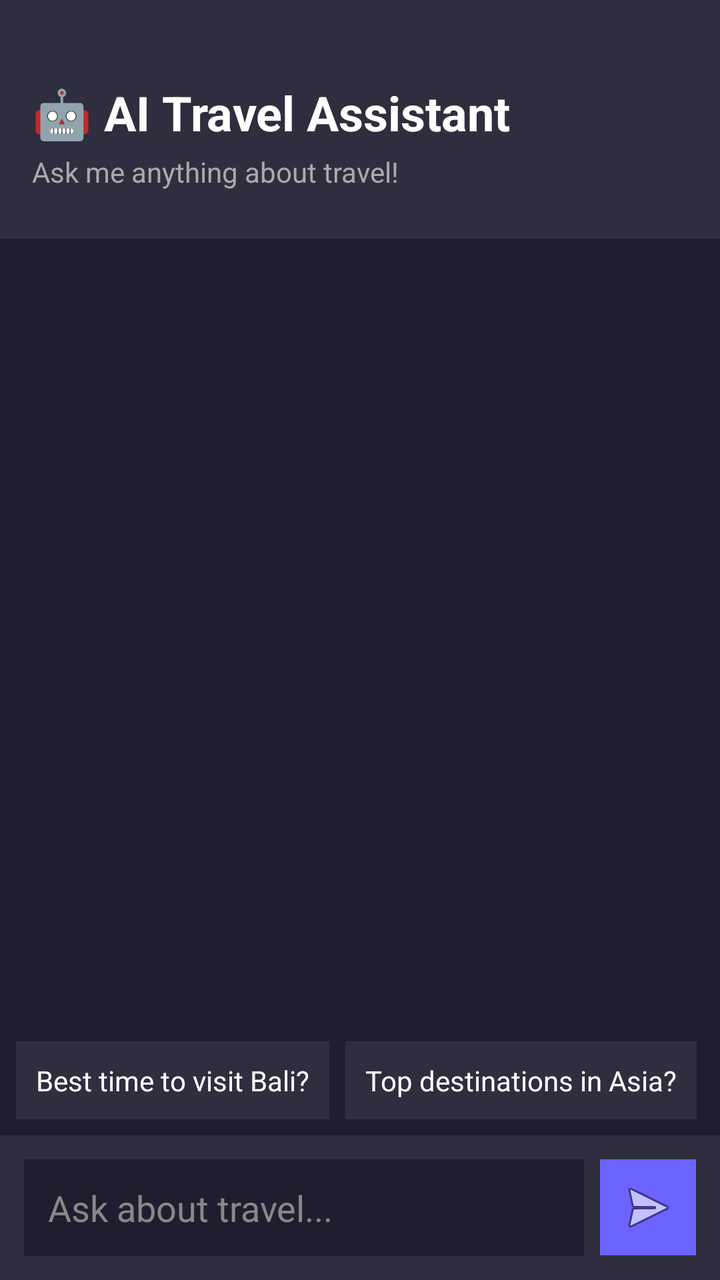
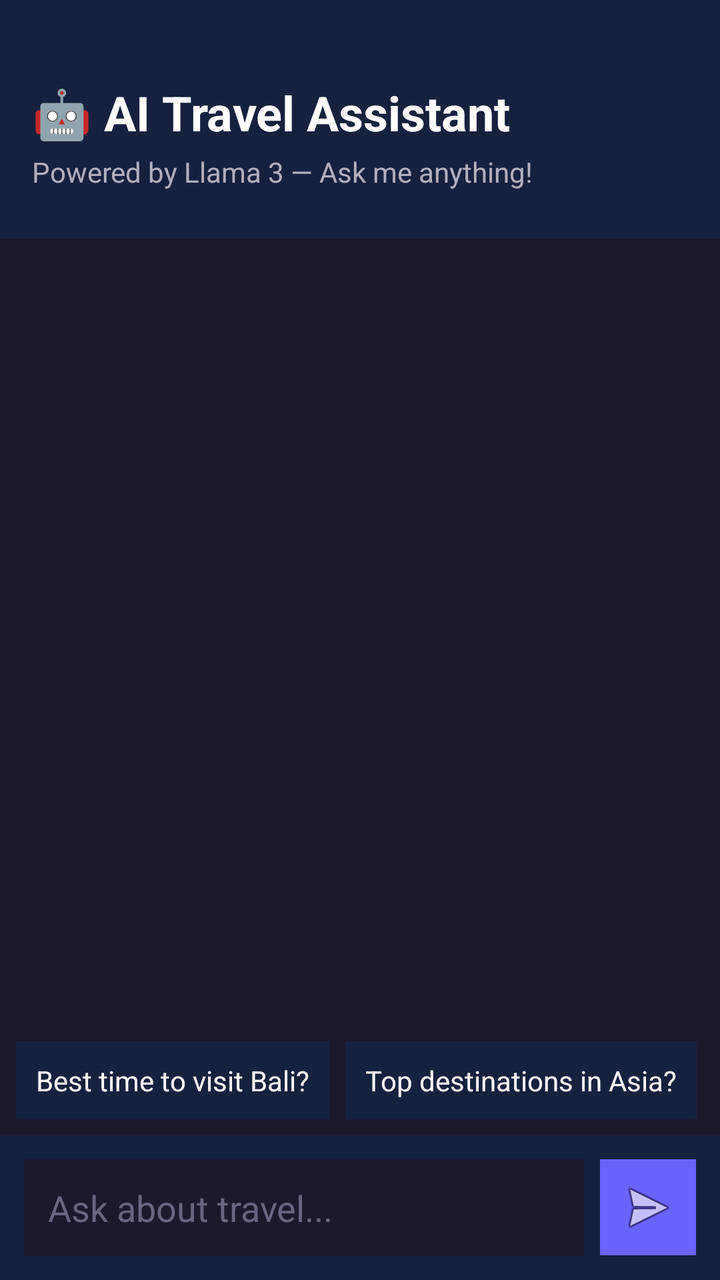

Compare the two renders of this Android layout. The source of the first and the diff that turns it into the second are given below.
<!-- AndroidManifest.xml: application theme Theme.TravelGuideApp -->
<!-- res/layout/fragment_assistant.xml -->
<?xml version="1.0" encoding="utf-8"?>
<LinearLayout xmlns:android="http://schemas.android.com/apk/res/android"
    android:layout_width="match_parent"
    android:layout_height="match_parent"
    android:background="#1E1E2E"
    android:orientation="vertical">

    
    <LinearLayout
        android:layout_width="match_parent"
        android:layout_height="wrap_content"
        android:orientation="vertical"
        android:padding="16dp"
        android:background="#2E2E3E">

        <TextView
            android:layout_width="wrap_content"
            android:layout_height="wrap_content"
            android:text="🤖 AI Travel Assistant"
            android:textColor="#FFFFFF"
            android:textSize="24sp"
            android:textStyle="bold"
            android:layout_marginTop="24dp" />

        <TextView
            android:layout_width="wrap_content"
            android:layout_height="wrap_content"
            android:text="Ask me anything about travel!"
            android:textColor="#AAAAAA"
            android:textSize="14sp"
            android:layout_marginTop="4dp"
            android:layout_marginBottom="8dp" />

    </LinearLayout>

    
    <androidx.recyclerview.widget.RecyclerView
        android:id="@+id/rvMessages"
        android:layout_width="match_parent"
        android:layout_height="0dp"
        android:layout_weight="1"
        android:padding="16dp"
        android:clipToPadding="false" />

    
    <HorizontalScrollView
        android:id="@+id/suggestionsScroll"
        android:layout_width="match_parent"
        android:layout_height="wrap_content"
        android:scrollbars="none"
        android:padding="8dp">

        <LinearLayout
            android:layout_width="wrap_content"
            android:layout_height="wrap_content"
            android:orientation="horizontal">

            <TextView
                android:id="@+id/suggestion1"
                android:layout_width="wrap_content"
                android:layout_height="wrap_content"
                android:text="Best time to visit Bali?"
                android:textColor="#FFFFFF"
                android:background="#2E2E3E"
                android:padding="10dp"
                android:layout_marginEnd="8dp" />

            <TextView
                android:id="@+id/suggestion2"
                android:layout_width="wrap_content"
                android:layout_height="wrap_content"
                android:text="Top destinations in Asia?"
                android:textColor="#FFFFFF"
                android:background="#2E2E3E"
                android:padding="10dp"
                android:layout_marginEnd="8dp" />

            <TextView
                android:id="@+id/suggestion3"
                android:layout_width="wrap_content"
                android:layout_height="wrap_content"
                android:text="Budget travel tips?"
                android:textColor="#FFFFFF"
                android:background="#2E2E3E"
                android:padding="10dp"
                android:layout_marginEnd="8dp" />

            <TextView
                android:id="@+id/suggestion4"
                android:layout_width="wrap_content"
                android:layout_height="wrap_content"
                android:text="What to pack for Europe?"
                android:textColor="#FFFFFF"
                android:background="#2E2E3E"
                android:padding="10dp"
                android:layout_marginEnd="8dp" />

        </LinearLayout>

    </HorizontalScrollView>

    
    <LinearLayout
        android:layout_width="match_parent"
        android:layout_height="wrap_content"
        android:orientation="horizontal"
        android:padding="12dp"
        android:background="#2E2E3E">

        <EditText
            android:id="@+id/etMessage"
            android:layout_width="0dp"
            android:layout_height="wrap_content"
            android:layout_weight="1"
            android:background="#1E1E2E"
            android:hint="Ask about travel..."
            android:textColorHint="#888888"
            android:textColor="#FFFFFF"
            android:padding="12dp"
            android:inputType="textMultiLine"
            android:maxLines="3" />

        <ImageButton
            android:id="@+id/btnSend"
            android:layout_width="48dp"
            android:layout_height="48dp"
            android:background="#6C63FF"
            android:src="@android:drawable/ic_menu_send"
            android:layout_marginStart="8dp"
            android:contentDescription="Send"
            android:padding="12dp" />

    </LinearLayout>

</LinearLayout>
<!-- resources referenced by this layout -->
<resources>
  <style name="Theme.TravelGuideApp" parent="Base.Theme.TravelGuideApp" />
  <style name="Base.Theme.TravelGuideApp" parent="Theme.Material3.DayNight.NoActionBar">
          
          
      </style>
</resources>

<!-- the commit's change to res/layout/fragment_assistant.xml (unified diff, before → after) -->
@@ -2,7 +2,7 @@
 <LinearLayout xmlns:android="http://schemas.android.com/apk/res/android"
     android:layout_width="match_parent"
     android:layout_height="match_parent"
-    android:background="#1E1E2E"
+    android:background="@color/background_dark"
     android:orientation="vertical">
 
     
@@ -11,13 +11,13 @@
         android:layout_height="wrap_content"
         android:orientation="vertical"
         android:padding="16dp"
-        android:background="#2E2E3E">
+        android:background="@color/background_card">
 
         <TextView
             android:layout_width="wrap_content"
             android:layout_height="wrap_content"
             android:text="🤖 AI Travel Assistant"
-            android:textColor="#FFFFFF"
+            android:textColor="@color/text_primary"
             android:textSize="24sp"
             android:textStyle="bold"
             android:layout_marginTop="24dp" />
@@ -25,8 +25,8 @@
         <TextView
             android:layout_width="wrap_content"
             android:layout_height="wrap_content"
-            android:text="Ask me anything about travel!"
-            android:textColor="#AAAAAA"
+            android:text="Powered by Llama 3 — Ask me anything!"
+            android:textColor="@color/text_secondary"
             android:textSize="14sp"
             android:layout_marginTop="4dp"
             android:layout_marginBottom="8dp" />
@@ -48,7 +48,8 @@
         android:layout_width="match_parent"
         android:layout_height="wrap_content"
         android:scrollbars="none"
-        android:padding="8dp">
+        android:padding="8dp"
+        android:background="@color/background_dark">
 
         <LinearLayout
             android:layout_width="wrap_content"
@@ -60,8 +61,8 @@
                 android:layout_width="wrap_content"
                 android:layout_height="wrap_content"
                 android:text="Best time to visit Bali?"
-                android:textColor="#FFFFFF"
-                android:background="#2E2E3E"
+                android:textColor="@color/text_primary"
+                android:background="@color/background_card"
                 android:padding="10dp"
                 android:layout_marginEnd="8dp" />
 
@@ -70,8 +71,8 @@
                 android:layout_width="wrap_content"
                 android:layout_height="wrap_content"
                 android:text="Top destinations in Asia?"
-                android:textColor="#FFFFFF"
-                android:background="#2E2E3E"
+                android:textColor="@color/text_primary"
+                android:background="@color/background_card"
                 android:padding="10dp"
                 android:layout_marginEnd="8dp" />
 
@@ -80,8 +81,8 @@
                 android:layout_width="wrap_content"
                 android:layout_height="wrap_content"
                 android:text="Budget travel tips?"
-                android:textColor="#FFFFFF"
-                android:background="#2E2E3E"
+                android:textColor="@color/text_primary"
+                android:background="@color/background_card"
                 android:padding="10dp"
                 android:layout_marginEnd="8dp" />
 
@@ -90,8 +91,8 @@
                 android:layout_width="wrap_content"
                 android:layout_height="wrap_content"
                 android:text="What to pack for Europe?"
-                android:textColor="#FFFFFF"
-                android:background="#2E2E3E"
+                android:textColor="@color/text_primary"
+                android:background="@color/background_card"
                 android:padding="10dp"
                 android:layout_marginEnd="8dp" />
 
@@ -105,17 +106,18 @@
         android:layout_height="wrap_content"
         android:orientation="horizontal"
         android:padding="12dp"
-        android:background="#2E2E3E">
+        android:background="@color/background_card"
+        android:gravity="center_vertical">
 
         <EditText
             android:id="@+id/etMessage"
             android:layout_width="0dp"
             android:layout_height="wrap_content"
             android:layout_weight="1"
-            android:background="#1E1E2E"
+            android:background="@color/background_dark"
             android:hint="Ask about travel..."
-            android:textColorHint="#888888"
-            android:textColor="#FFFFFF"
+            android:textColorHint="@color/text_hint"
+            android:textColor="@color/text_primary"
             android:padding="12dp"
             android:inputType="textMultiLine"
             android:maxLines="3" />
@@ -124,7 +126,7 @@
             android:id="@+id/btnSend"
             android:layout_width="48dp"
             android:layout_height="48dp"
-            android:background="#6C63FF"
+            android:background="@color/primary"
             android:src="@android:drawable/ic_menu_send"
             android:layout_marginStart="8dp"
             android:contentDescription="Send"
<!-- resource entries referenced after the edit -->
@@ -1,9 +1,39 @@
 <!-- resources referenced by this layout -->
 <resources>
-  <style name="Theme.TravelGuideApp" parent="Base.Theme.TravelGuideApp" />
-  <style name="Base.Theme.TravelGuideApp" parent="Theme.Material3.DayNight.NoActionBar">
+  <color name="background_card">#16213E</color>
+  <color name="background_dark">#1A1A2E</color>
+  <color name="primary">#6C63FF</color>
+  <color name="text_hint">#666680</color>
+  <color name="text_primary">#FFFFFF</color>
+  <color name="text_secondary">#B0B0C0</color>
+  <style name="Theme.TravelGuideApp" parent="Theme.MaterialComponents.DayNight.NoActionBar">
+          <item name="colorPrimary">@color/primary</item>
+          <item name="colorPrimaryVariant">@color/primary_dark</item>
+          <item name="colorOnPrimary">@color/text_primary</item>
+          <item name="colorSecondary">@color/accent_gold</item>
+          <item name="colorOnSecondary">@color/background_dark</item>
+          <item name="android:windowBackground">@color/background_dark</item>
+          <item name="android:statusBarColor">@color/background_dark</item>
+          <item name="android:navigationBarColor">@color/bottom_nav_background</item>
+  
           
+          <item name="materialCardViewStyle">@style/CardStyle</item>
+  
           
+          <item name="materialButtonStyle">@style/ButtonStyle</item>
+      </style>
+  <color name="primary_dark">#4B44CC</color>
+  <color name="accent_gold">#FFD700</color>
+  <color name="bottom_nav_background">#16213E</color>
+  <style name="CardStyle" parent="Widget.MaterialComponents.CardView">
+          <item name="cardBackgroundColor">@color/background_card</item>
+          <item name="cardCornerRadius">16dp</item>
+          <item name="cardElevation">8dp</item>
+      </style>
+  <style name="ButtonStyle" parent="Widget.MaterialComponents.Button">
+          <item name="backgroundTint">@color/primary</item>
+          <item name="android:textColor">@color/text_primary</item>
+          <item name="cornerRadius">12dp</item>
       </style>
 </resources>
 
